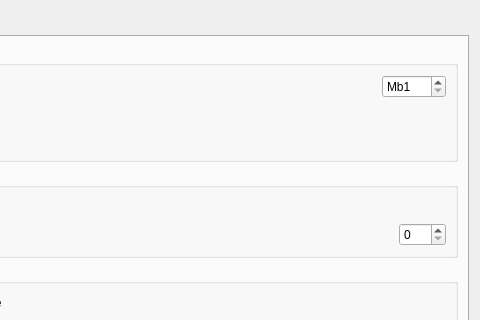
Qt form src/ConfigDialog.ui (stolowski/QComicBook) before a commit; both pictures show x 336 to 816 and y 0 to 320 of the 816 by 644 pixel window.
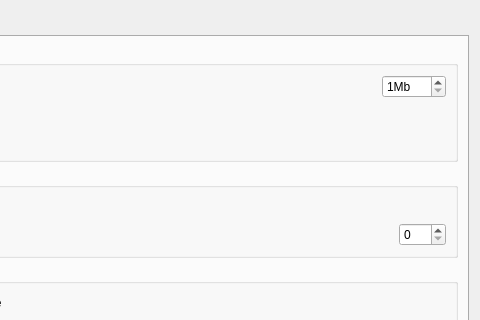
The same form after that commit. The open tabs and pages were chosen to show the change.

Commit message: ConfigDialog: domyslna pierwsza zakladka (Display)

Patch:
```diff
--- a/src/ConfigDialog.ui
+++ b/src/ConfigDialog.ui
@@ -204,8 +204,11 @@
             </item>
             <item>
              <widget class="QSpinBox" name="sb_cachesize">
+              <property name="suffix">
+               <string notr="true">Mb</string>
+              </property>
               <property name="prefix">
-               <string>Mb</string>
+               <string notr="true"/>
               </property>
               <property name="minimum">
                <number>1</number>
```
Left out of the diff: 2 changed lines with no effect on the pictures.
